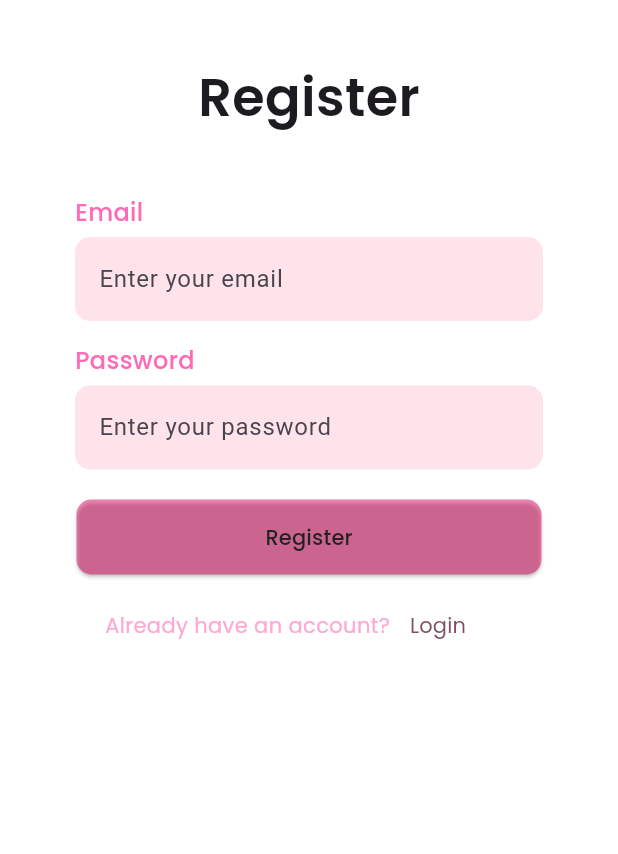
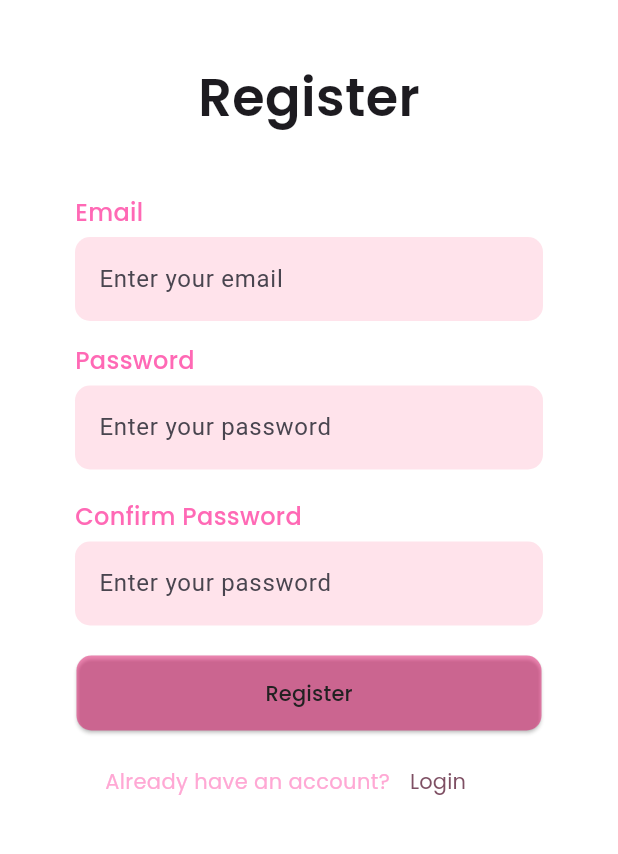
Before and after one commit to buntman/softeng2, a Flutter app: the RegisterPage screen opened directly, after a tap on "Register", on a phone screen of 412 x 824 dp, the part 189-1043 px from its top. Run offline on Flutter 3.47's test engine with Material 3 defaults, Android fonts, the phone set to English and light mode, and no system bars; our stand-ins replace google_fonts, shared_preferences, webview_flutter; accounts and stored records are empty; network calls fail.

```diff
--- a/lib/pages/login_page.dart
+++ b/lib/pages/login_page.dart
@@ -46,7 +46,7 @@ class _LoginPageState extends State<LoginPage> {
     } else if(data["success"] == false){ //temporary validations
       ScaffoldMessenger.of(context).showSnackBar(
       SnackBar(
-        content: Text('${data["errors"]["email"]}\n${data["errors"]["password"]}', style: TextStyle(color: Colors.white)),
+        content: Text('${data["errors"]["email"] ?? ""}\n${data["errors"]["password"] ?? ""}', style: TextStyle(color: Colors.white)),
         backgroundColor: Colors.red,
         ),
       );
--- a/lib/pages/register_page.dart
+++ b/lib/pages/register_page.dart
@@ -14,6 +14,7 @@ class RegisterPage extends StatefulWidget {
 class _RegisterPageState extends State<RegisterPage> {
   final TextEditingController email = TextEditingController();
   final TextEditingController password = TextEditingController();
+  final TextEditingController confirmPassword = TextEditingController();
 
   Future<void> register() async {
     final url = Uri.parse("http://10.0.2.2:8080/api/user-register");
@@ -21,7 +22,7 @@ class _RegisterPageState extends State<RegisterPage> {
     final response = await http.post(
       url,
       headers: {"Content-Type": "application/json"},
-      body: jsonEncode({"email": email.text, "password": password.text}),
+      body: jsonEncode({"email": email.text, "password": password.text, "confirm_password": confirmPassword.text}),
     );
 
     final data = jsonDecode(response.body);
@@ -41,7 +42,7 @@ class _RegisterPageState extends State<RegisterPage> {
       ScaffoldMessenger.of(context).showSnackBar(
         SnackBar(
           content: Text(
-            '${data["errors"]["email"]}\n${data["errors"]["password"]}',
+            '${data["errors"]["email"] ?? ""}\n${data["errors"]["password"] ?? ""}\n${data["errors"]["confirm_password"] ?? ""}',
             style: TextStyle(color: Colors.white),
           ),
           backgroundColor: Colors.red,
@@ -133,6 +134,36 @@ class _RegisterPageState extends State<RegisterPage> {
             ),
           ),
           Padding(padding: EdgeInsets.only(top: 20)),
+          Row(
+            children: <Widget>[
+              Padding(padding: EdgeInsets.only(left: 50)),
+              Text(
+                "Confirm Password",
+                style: GoogleFonts.poppins(
+                  fontWeight: FontWeight.w500,
+                  fontSize: 16,
+                  color: Color.fromRGBO(255, 105, 181, 1),
+                ),
+              ),
+            ],
+          ),
+          Padding(
+            padding: EdgeInsets.only(top: 5, left: 50, right: 50),
+            child: TextField(
+              obscureText: true,
+              controller: confirmPassword,
+              decoration: InputDecoration(
+                border: OutlineInputBorder(
+                  borderSide: BorderSide.none,
+                  borderRadius: BorderRadius.circular(10),
+                ),
+                filled: true,
+                hintText: "Enter your password",
+                fillColor: Color.fromRGBO(255, 227, 235, 1),
+              ),
+            ),
+          ),
+          Padding(padding: EdgeInsets.only(top: 20)),
           ElevatedButton(
             onPressed: () {
               register();
```
